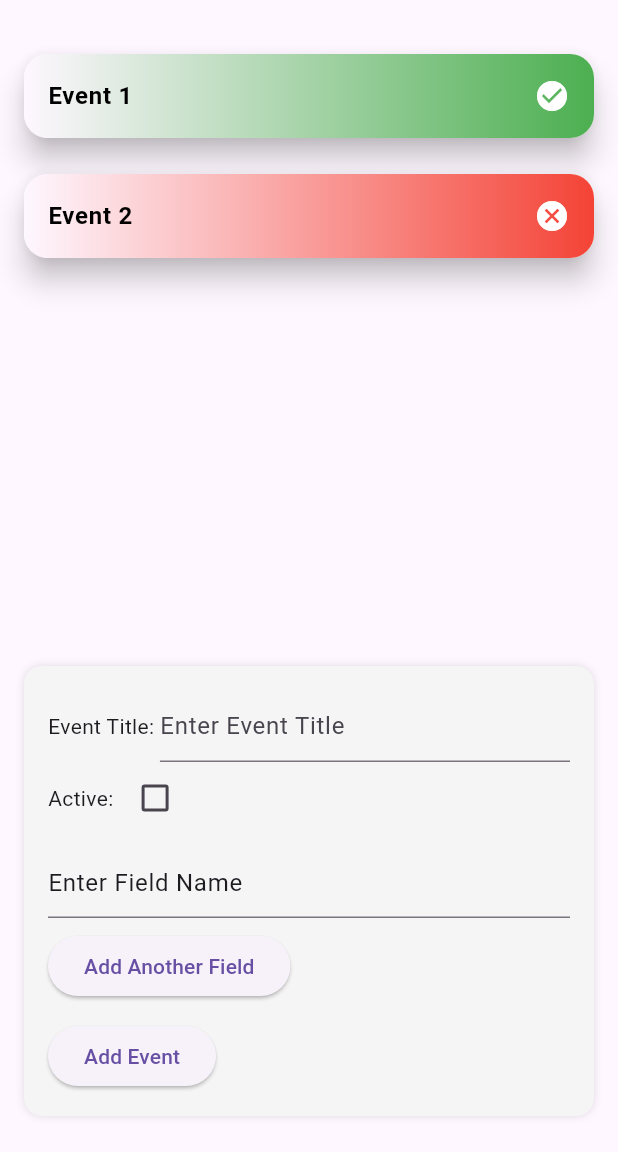
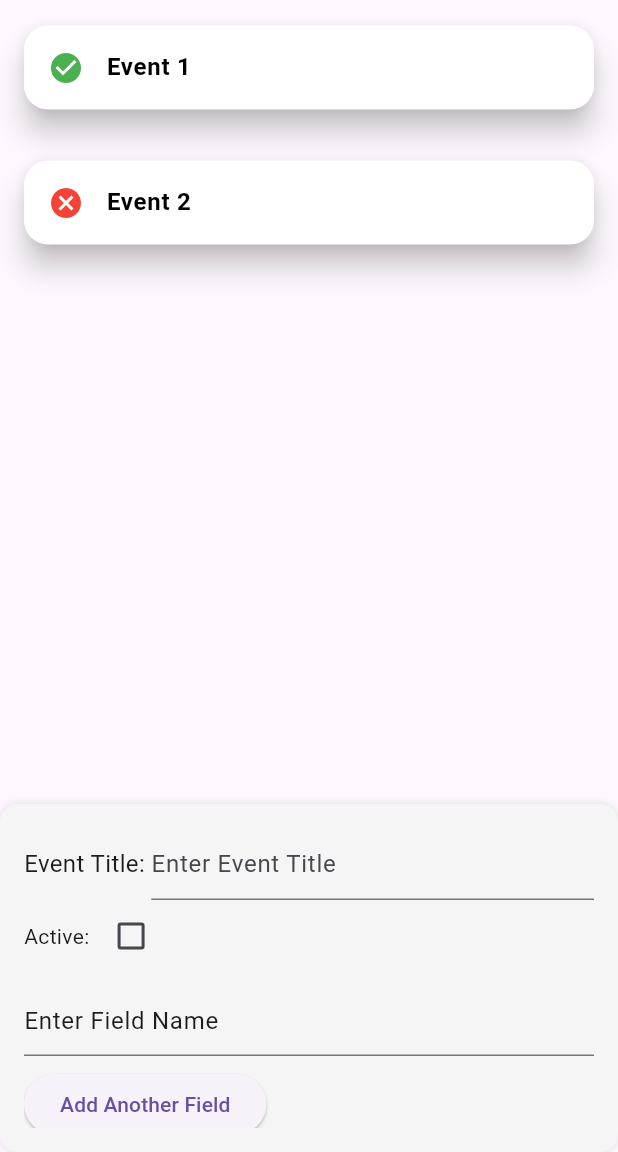
Before and after one commit to rickylegada/on-point-executions, a Flutter app: the DashboardScreen screen opened directly, on a phone screen of 412 x 824 dp, the part 84-1236 px from its top. Run offline on Flutter 3.47's test engine with Material 3 defaults, Android fonts, the light colour scheme and no system bars; our stand-ins replace dio, flutter_bloc, get_it, retrofit; generated files the repository leaves out were written again; Roboto replaces fonts that are missing (Poppins).

Commit message:
fix: dashboard event focus fix

```diff
--- a/lib/domain/models/admin_dashboard_model.dart
+++ b/lib/domain/models/event_model.dart
@@ -1,29 +1,29 @@
-class AdminDashboardModel {
+class EventModel {
   final String eventName;
   final bool isActive;
   final int registeredUsers;
   final List<String> participantNames;
 
-  AdminDashboardModel({
+  EventModel({
     required this.eventName,
     required this.isActive,
     required this.registeredUsers,
     required this.participantNames,
   });
 
-  AdminDashboardModel.empty()
+  EventModel.empty()
       : eventName = '',
         isActive = false,
         registeredUsers = 0,
         participantNames = [];
 
-  AdminDashboardModel copyWith({
+  EventModel copyWith({
     String? eventName,
     bool? isActive,
     int? registeredUsers,
     List<String>? participantNames,
   }) {
-    return AdminDashboardModel(
+    return EventModel(
       eventName: eventName ?? this.eventName,
       isActive: isActive ?? this.isActive,
       registeredUsers: registeredUsers ?? this.registeredUsers,
--- a/lib/presentation/dashboard/cubit/dashboard_cubit.dart
+++ b/lib/presentation/dashboard/cubit/dashboard_cubit.dart
@@ -1,7 +1,7 @@
 
 
 import 'package:flutter_bloc/flutter_bloc.dart';
-import 'package:on_point_executions/domain/models/admin_dashboard_model.dart';
+import 'package:on_point_executions/domain/models/event_model.dart';
 
 import 'dashboard_state.dart';
 
@@ -12,8 +12,8 @@ class DashboardCubit extends Cubit<DashboardState> {
     emit(state.copyWith(isAdmin: isAdmin));
   }
 
-  void selectEvent(AdminDashboardModel adminDashboardModel){
-    emit(state.copyWith(adminDashboardModel: adminDashboardModel));
+  void selectEvent(EventModel eventModel, int selectedIndex){
+    emit(state.copyWith(eventModel: eventModel,focusedIndex:  selectedIndex));
   }
 
 
--- a/lib/presentation/dashboard/cubit/dashboard_state.dart
+++ b/lib/presentation/dashboard/cubit/dashboard_state.dart
@@ -1,15 +1,25 @@
-import 'package:on_point_executions/domain/models/admin_dashboard_model.dart';
+import 'package:on_point_executions/domain/models/event_model.dart';
 
 class DashboardState {
   final bool isAdmin;
-  final AdminDashboardModel? adminDashboardModel;
+  final EventModel? eventModel;
+  final int? focusedIndex;
 
-  DashboardState({this.isAdmin = false, this.adminDashboardModel,});
+  DashboardState({
+    this.isAdmin = false,
+    this.eventModel,
+    this.focusedIndex,
+  });
 
-  DashboardState copyWith({bool? isAdmin, AdminDashboardModel? adminDashboardModel,}) {
+  DashboardState copyWith({
+    bool? isAdmin,
+    EventModel? eventModel,
+    int? focusedIndex,
+  }) {
     return DashboardState(
       isAdmin: isAdmin ?? this.isAdmin,
-      adminDashboardModel: adminDashboardModel ?? this.adminDashboardModel,
+      eventModel: eventModel ?? this.eventModel,
+      focusedIndex: focusedIndex ?? this.focusedIndex,
     );
   }
 }
--- a/lib/presentation/dashboard/dashboard_screen.dart
+++ b/lib/presentation/dashboard/dashboard_screen.dart
@@ -2,7 +2,7 @@ import 'package:flutter/material.dart';
 import 'package:flutter_bloc/flutter_bloc.dart';
 import 'package:on_point_executions/common/config/configuration.dart';
 import 'package:on_point_executions/common/widgets/index.dart';
-import 'package:on_point_executions/domain/models/admin_dashboard_model.dart';
+import 'package:on_point_executions/domain/models/event_model.dart';
 import 'package:on_point_executions/presentation/dashboard/cubit/dashboard_cubit.dart';
 import 'package:on_point_executions/presentation/dashboard/cubit/dashboard_state.dart';
 import 'package:on_point_executions/presentation/dashboard/widgets/admin_dashboard.dart';
@@ -37,26 +37,23 @@ class _DashboardScreenState extends State<DashboardScreen> {
           title: BaseText.titleText(Config.appName, bold: true),
           backgroundColor: Colors.yellow,
         ),
-        body: Padding(
-          padding: EdgeInsets.symmetric(
-              horizontal: horizontalPadding, vertical: 24.0),
-          child: BlocBuilder<DashboardCubit, DashboardState>(
+        body: BlocBuilder<DashboardCubit, DashboardState>(
           builder: (context, state) {
             return Column(
               crossAxisAlignment: CrossAxisAlignment.start,
               children: [
                 EventList(
                   events: widget.events.map((event) {
-                      return AdminDashboardModel(
+                    return EventModel(
                       eventName: event['name'],
                       isActive: event['isActive'],
                       registeredUsers: 0,
-                        participantNames: [], // Initial dummy values
+                      participantNames: ['ricky', 'ricky 2','ricky', 'ricky 2','ricky', 'ricky 2','ricky', 'ricky 2','ricky', 'ricky 2','ricky', 'ricky 2'], // Initial dummy values
                     );
                   }).toList(),
                   onEventTap: (eventModel, index) {
                     if (state.isAdmin) {
-                        context.read<DashboardCubit>().selectEvent(eventModel);
+                      context.read<DashboardCubit>().selectEvent(eventModel,index);
                     } else {
                       Navigator.pushAndRemoveUntil(
                         context,
@@ -68,15 +65,14 @@ class _DashboardScreenState extends State<DashboardScreen> {
                       );
                     }
                   },
-                    focusedEventIndex: focusedEventIndex,
+                  focusedEventIndex: state.focusedIndex,
                 ),
                 if (state.isAdmin) const SizedBox(height: 24),
                 if (state.isAdmin)
-                    AdminDashboard(selectedEvent: state.adminDashboardModel),
+                  AdminDashboard(selectedEvent: state.eventModel),
               ],
             );
           },
-          ),
         ),
         endDrawer: Drawer(
           child: ListView(
--- a/lib/presentation/dashboard/widgets/admin_dashboard.dart
+++ b/lib/presentation/dashboard/widgets/admin_dashboard.dart
@@ -1,8 +1,9 @@
 import 'package:flutter/material.dart';
-import 'package:on_point_executions/domain/models/admin_dashboard_model.dart';
+import 'package:on_point_executions/common/widgets/index.dart';
+import 'package:on_point_executions/domain/models/event_model.dart';
 
 class AdminDashboard extends StatefulWidget {
-  final AdminDashboardModel? selectedEvent;
+  final EventModel? selectedEvent;
 
   const AdminDashboard({super.key, this.selectedEvent});
 
@@ -16,6 +17,8 @@ class _AdminDashboardState extends State<AdminDashboard> {
 
   @override
   Widget build(BuildContext context) {
+    final double screenWidth = MediaQuery.of(context).size.width;
+    final bool isIpad = screenWidth > 800;
     print('testlog adminDashboard - ${widget.selectedEvent}');
     return Container(
       padding: const EdgeInsets.all(16.0),
@@ -24,11 +27,21 @@ class _AdminDashboardState extends State<AdminDashboard> {
         borderRadius: BorderRadius.circular(12),
         boxShadow: const [BoxShadow(blurRadius: 4, color: Colors.black12)],
       ),
-      child: widget.selectedEvent != null ? _buildEventDetails() : _buildEventForm(),
+      child: SizedBox(
+        height: isIpad ? 500 : 200,
+        width: double.infinity,
+        child: SingleChildScrollView(
+            child: widget.selectedEvent != null
+                ? _buildEventDetails()
+                : _buildEventForm()),
+      ),
     );
   }
 
   Widget _buildEventDetails() {
+    final double screenWidth = MediaQuery.of(context).size.width;
+    final bool isIpad = screenWidth > 800;
+
     if (widget.selectedEvent == null) {
       return const Text('No event selected');
     }
@@ -47,14 +60,16 @@ Widget _buildEventDetails() {
           'Participant List:',
           style: TextStyle(fontSize: 16, fontWeight: FontWeight.w500),
         ),
-      Expanded(
+        SizedBox(
+          height: 400,
           child: widget.selectedEvent!.participantNames.isEmpty
               ? const Center(child: Text('No participants registered.'))
               : ListView.builder(
                   itemCount: widget.selectedEvent!.participantNames.length,
                   itemBuilder: (context, index) {
                     return ListTile(
-                    title: Text(widget.selectedEvent!.participantNames[index]),
+                      title: Text(
+                          widget.selectedEvent!.participantNames[index]),
                     );
                   },
                 ),
@@ -63,7 +78,6 @@ Widget _buildEventDetails() {
     );
   }
 
-
   Widget _buildEventForm() {
     print("testlog buildEventForm");
     return Column(
@@ -71,11 +85,12 @@ Widget _buildEventDetails() {
       children: [
         Row(
           children: [
-            const Text("Event Title: "),
+            BaseText.defaultText("Event Title: "),
             Expanded(
               child: TextFormField(
                 initialValue: '',
-                decoration: const InputDecoration(hintText: 'Enter Event Title'),
+                decoration:
+                    const InputDecoration(hintText: 'Enter Event Title'),
               ),
             ),
           ],
--- a/lib/presentation/dashboard/widgets/event_card.dart
+++ b/lib/presentation/dashboard/widgets/event_card.dart
@@ -1,12 +1,13 @@
 import 'package:flutter/material.dart';
 import 'package:on_point_executions/common/widgets/base_text.dart';
 
+// ignore: must_be_immutable
 class EventCard extends StatelessWidget {
   final String eventName;
   final bool isActive;
   Color? backgroundColor;
 
-   EventCard({
+  EventCard({
     super.key,
     required this.eventName,
     required this.isActive,
@@ -25,21 +26,21 @@ class EventCard extends StatelessWidget {
       child: Container(
         decoration: BoxDecoration(
           borderRadius: BorderRadius.circular(16.0),
-          gradient: LinearGradient(
-            colors: [
-              theme.cardColor, // Default color (left)
-              isActive
-                  ? Colors.green.withValues(alpha: 20) // Active (green) with opacity
-                  : Colors.red.withValues(alpha: 20), // Inactive (red) with opacity
-            ],
-            begin: Alignment.centerLeft,
-            end: Alignment.centerRight,
-          ),
         ),
         child: Padding(
           padding: const EdgeInsets.all(16.0),
           child: Row(
             children: [
+              Icon(
+                isActive ? Icons.check_circle : Icons.cancel,
+                color: isActive
+                    ? Colors.green
+                    : Colors.red, // Icon color matches the text
+                size: 24.0,
+              ),
+              SizedBox(
+                width: 15,
+              ),
               Expanded(
                 child: BaseText(
                   eventName,
@@ -49,11 +50,6 @@ class EventCard extends StatelessWidget {
                   ),
                 ),
               ),
-              Icon(
-                isActive ? Icons.check_circle : Icons.cancel,
-                color: Colors.white, // Icon color matches the text
-                size: 24.0,
-              ),
             ],
           ),
         ),
--- a/lib/presentation/dashboard/widgets/event_list.dart
+++ b/lib/presentation/dashboard/widgets/event_list.dart
@@ -1,11 +1,13 @@
 import 'package:flutter/material.dart';
-import 'package:on_point_executions/domain/models/admin_dashboard_model.dart';
+import 'package:on_point_executions/common/widgets/index.dart';
+import 'package:on_point_executions/domain/models/event_model.dart';
 import 'package:on_point_executions/presentation/dashboard/widgets/event_card.dart';
 
 class EventList extends StatelessWidget {
-  final List<AdminDashboardModel> events;
-  final Function(AdminDashboardModel, int) onEventTap;
+  final List<EventModel> events;
+  final Function(EventModel, int) onEventTap;
   final int? focusedEventIndex;
+
 
   const EventList({
     super.key,
@@ -25,10 +27,13 @@ class EventList extends StatelessWidget {
 
           return GestureDetector(
             onTap: () => onEventTap(event, index),
-            child: EventCard(
-              eventName: event.eventName,
-              isActive: event.isActive,
-              backgroundColor: isFocused ? Colors.blue[50] : Colors.white,
+            child: BasePadding(
+              verticalPadding: 5,
+              child: EventCard(
+                eventName: event.eventName,
+                isActive: event.isActive,
+                backgroundColor: isFocused ? Colors.blue[50] : Colors.white,
+              ),
             ),
           );
         },
```
Also changed, not shown: lib/presentation/login/login_screen.dart (+1 -13 lines), lib/presentation/login/pincode_screen.dart (+31 -47 lines). Lines whose indentation alone changed are shown as unchanged.
